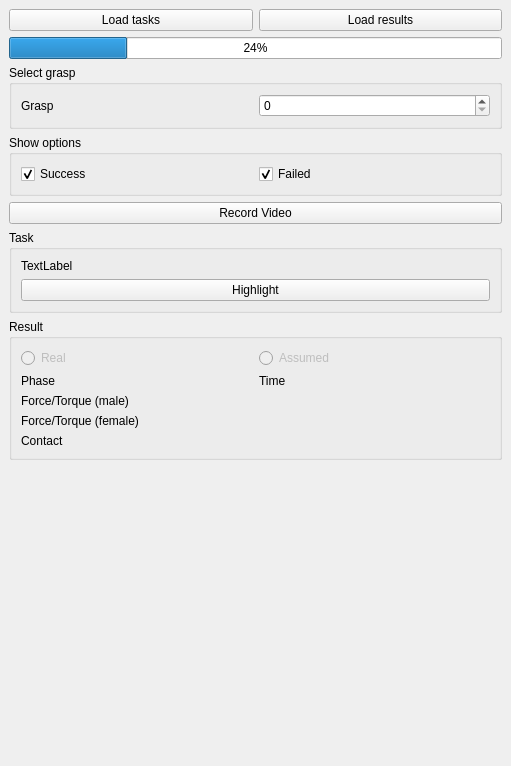
Qt form RobWorkStudio/src/rwslibs/atask/ATaskVisPlugin.ui (onier/RobWork) before a commit.
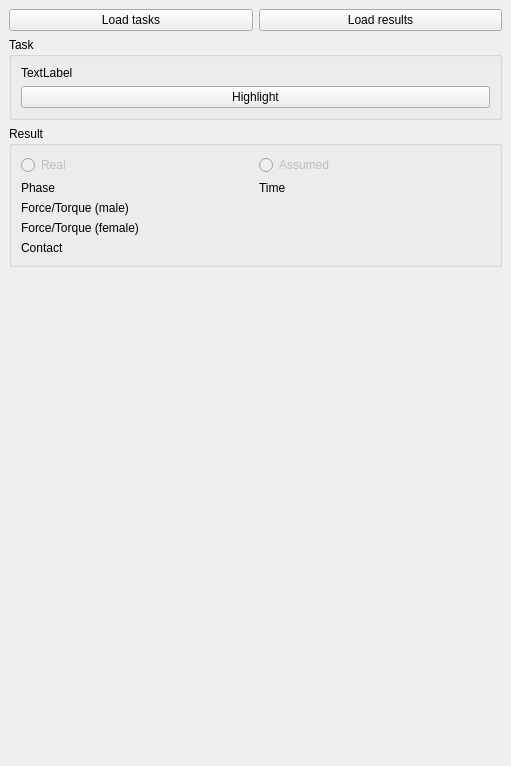
The same form after that commit.

Commit message: Added RobWorkStudio mobile robot plugin. Implemented loading of URDF and RobWork plugins. Different minor dependency reductions in CMake.

The edit to the form file:
```diff
--- a/RobWorkStudio/src/rwslibs/atask/ATaskVisPlugin.ui
+++ b/RobWorkStudio/src/rwslibs/atask/ATaskVisPlugin.ui
@@ -35,7 +35,7 @@
         </item>
        </layout>
       </item>
-      <item row="7" column="0">
+      <item row="3" column="0">
        <spacer name="verticalSpacer">
         <property name="orientation">
          <enum>Qt::Vertical</enum>
@@ -48,62 +48,7 @@
         </property>
        </spacer>
       </item>
-      <item row="2" column="0">
-       <widget class="QGroupBox" name="groupBox_2">
-        <property name="title">
-         <string>Select grasp</string>
-        </property>
-        <layout class="QGridLayout" name="gridLayout_5">
-         <item row="0" column="0">
-          <widget class="QLabel" name="label_7">
-           <property name="text">
-            <string>Grasp</string>
-           </property>
-          </widget>
-         </item>
-         <item row="0" column="1">
-          <widget class="QSpinBox" name="_taskSelectSpin"/>
-         </item>
-        </layout>
-       </widget>
-      </item>
-      <item row="3" column="0">
-       <widget class="QGroupBox" name="groupBox">
-        <property name="title">
-         <string>Show options</string>
-        </property>
-        <layout class="QGridLayout" name="gridLayout_3">
-         <item row="0" column="0">
-          <widget class="QCheckBox" name="_successBox">
-           <property name="text">
-            <string>Success</string>
-           </property>
-           <property name="checked">
-            <bool>true</bool>
-           </property>
-          </widget>
-         </item>
-         <item row="0" column="1">
-          <widget class="QCheckBox" name="_failedBox">
-           <property name="text">
-            <string>Failed</string>
-           </property>
-           <property name="checked">
-            <bool>true</bool>
-           </property>
-          </widget>
-         </item>
-        </layout>
-       </widget>
-      </item>
-      <item row="4" column="0">
-       <widget class="QPushButton" name="btnRecordVideo">
-        <property name="text">
-         <string>Record Video</string>
-        </property>
-       </widget>
-      </item>
-      <item row="5" column="0">
+      <item row="1" column="0">
        <widget class="QGroupBox" name="_taskBox">
         <property name="title">
          <string>Task</string>
@@ -129,7 +74,7 @@
         </layout>
        </widget>
       </item>
-      <item row="6" column="0">
+      <item row="2" column="0">
        <widget class="QGroupBox" name="_resultBox">
         <property name="title">
          <string>Result</string>
@@ -202,13 +147,6 @@
         </layout>
        </widget>
       </item>
-      <item row="1" column="0">
-       <widget class="QProgressBar" name="_progress">
-        <property name="value">
-         <number>24</number>
-        </property>
-       </widget>
-      </item>
      </layout>
     </item>
    </layout>
```
The commit also changes 18 other files.
